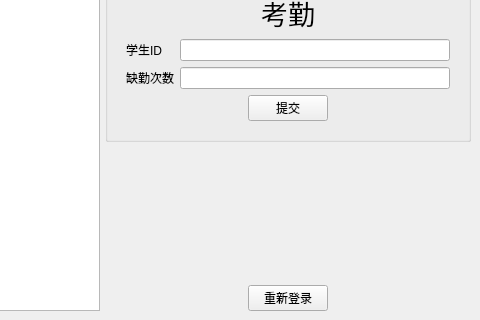
CSLP/CPP, file Jobs-of-SoftwareEngineer/Codeing/Scut/teacher.ui: the form before one commit; both pictures show x 627 to 1107 and y 363 to 683 of the 1107 by 683 pixel window.
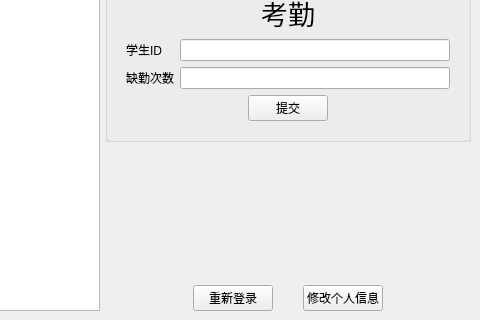
The form after the commit.

Diff of the .ui file:
```diff
--- a/Jobs-of-SoftwareEngineer/Codeing/Scut/teacher.ui
+++ b/Jobs-of-SoftwareEngineer/Codeing/Scut/teacher.ui
@@ -265,6 +265,13 @@
             </property>
            </widget>
           </item>
+          <item>
+           <widget class="QPushButton" name="pushButton_4">
+            <property name="text">
+             <string>修改个人信息</string>
+            </property>
+           </widget>
+          </item>
           <item>
            <spacer name="horizontalSpacer_4">
             <property name="orientation">
```
